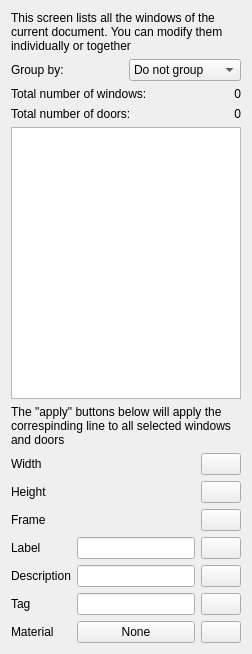
Above: dialogWindows.ui from yorikvanhavre/BIM_Workbench before the change. Below: the same form after it.
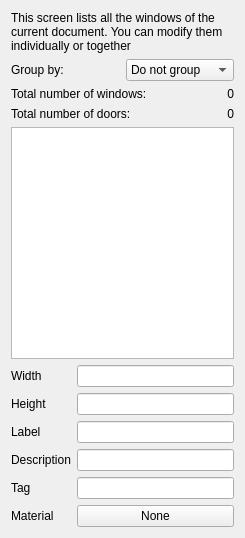
That is the form after the change. Icons and pictures are not drawn. Custom widgets are drawn as their Qt base class.

Commit message: Implemented window manager

```diff
--- a/dialogWindows.ui
+++ b/dialogWindows.ui
@@ -6,8 +6,8 @@
    <rect>
     <x>0</x>
     <y>0</y>
-    <width>252</width>
-    <height>654</height>
+    <width>245</width>
+    <height>538</height>
    </rect>
   </property>
   <property name="windowTitle">
@@ -118,25 +118,29 @@
     </layout>
    </item>
    <item>
-    <widget class="QTreeWidget" name="treeWidget">
+    <widget class="QTreeWidget" name="windows">
+     <property name="selectionMode">
+      <enum>QAbstractItemView::ExtendedSelection</enum>
+     </property>
+     <property name="columnCount">
+      <number>2</number>
+     </property>
      <attribute name="headerVisible">
       <bool>false</bool>
      </attribute>
+     <attribute name="headerStretchLastSection">
+      <bool>false</bool>
+     </attribute>
      <column>
       <property name="text">
-       <string notr="true">1</string>
+       <string notr="true">Label</string>
       </property>
      </column>
-    </widget>
-   </item>
-   <item>
-    <widget class="QLabel" name="label_14">
-     <property name="text">
-      <string>The &quot;apply&quot; buttons below will apply the correspinding line to all selected windows and doors</string>
-     </property>
-     <property name="wordWrap">
-      <bool>true</bool>
-     </property>
+     <column>
+      <property name="text">
+       <string>Tag</string>
+      </property>
+     </column>
     </widget>
    </item>
    <item>
@@ -148,20 +152,13 @@
        </property>
       </widget>
      </item>
-     <item row="3" column="0">
+     <item row="2" column="0">
       <widget class="QLabel" name="label_5">
        <property name="text">
         <string>Label</string>
        </property>
       </widget>
      </item>
-     <item row="2" column="1">
-      <widget class="Gui::QuantitySpinBox" name="quantitySpinBox_3">
-       <property name="unit" stdset="0">
-        <string notr="true"/>
-       </property>
-      </widget>
-     </item>
      <item row="1" column="0">
       <widget class="QLabel" name="label_4">
        <property name="text">
@@ -169,50 +166,33 @@
        </property>
       </widget>
      </item>
-     <item row="6" column="0">
+     <item row="5" column="0">
       <widget class="QLabel" name="label_8">
        <property name="text">
         <string>Material</string>
        </property>
       </widget>
      </item>
-     <item row="4" column="0">
+     <item row="3" column="0">
       <widget class="QLabel" name="label_6">
        <property name="text">
         <string>Description</string>
        </property>
       </widget>
      </item>
-     <item row="5" column="0">
+     <item row="4" column="0">
       <widget class="QLabel" name="label_7">
        <property name="text">
         <string>Tag</string>
        </property>
       </widget>
      </item>
-     <item row="6" column="1">
-      <widget class="QPushButton" name="pushButton">
-       <property name="text">
-        <string>None</string>
-       </property>
-      </widget>
-     </item>
-     <item row="0" column="1">
-      <widget class="Gui::QuantitySpinBox" name="quantitySpinBox">
-       <property name="unit" stdset="0">
-        <string notr="true"/>
-       </property>
-      </widget>
-     </item>
-     <item row="1" column="1">
-      <widget class="Gui::QuantitySpinBox" name="quantitySpinBox_2">
-       <property name="unit" stdset="0">
-        <string notr="true"/>
-       </property>
-      </widget>
-     </item>
      <item row="5" column="1">
-      <widget class="QLineEdit" name="lineEdit"/>
+      <widget class="QPushButton" name="windowMaterial">
+       <property name="text">
+        <string>None</string>
+       </property>
+      </widget>
      </item>
      <item row="4" column="1">
       <widget class="QLineEdit" name="lineEdit_2"/>
@@ -220,80 +200,23 @@
      <item row="3" column="1">
       <widget class="QLineEdit" name="lineEdit_3"/>
      </item>
-     <item row="2" column="0">
-      <widget class="QLabel" name="label_13">
-       <property name="text">
-        <string>Frame</string>
-       </property>
-      </widget>
+     <item row="2" column="1">
+      <widget class="QLineEdit" name="windowLabel"/>
      </item>
-     <item row="0" column="2">
-      <widget class="QPushButton" name="pushButton_2">
-       <property name="text">
-        <string/>
+     <item row="0" column="1">
+      <widget class="Gui::InputField" name="windowWidth">
+       <property name="unit" stdset="0">
+        <string notr="true"/>
        </property>
        <property name="icon">
         <iconset theme="dialog-apply"/>
        </property>
       </widget>
      </item>
-     <item row="1" column="2">
-      <widget class="QPushButton" name="pushButton_3">
-       <property name="text">
-        <string/>
-       </property>
-       <property name="icon">
-        <iconset theme="dialog-apply"/>
-       </property>
-      </widget>
-     </item>
-     <item row="2" column="2">
-      <widget class="QPushButton" name="pushButton_4">
-       <property name="text">
-        <string/>
-       </property>
-       <property name="icon">
-        <iconset theme="dialog-apply"/>
-       </property>
-      </widget>
-     </item>
-     <item row="3" column="2">
-      <widget class="QPushButton" name="pushButton_5">
-       <property name="text">
-        <string/>
-       </property>
-       <property name="icon">
-        <iconset theme="dialog-apply"/>
-       </property>
-      </widget>
-     </item>
-     <item row="4" column="2">
-      <widget class="QPushButton" name="pushButton_6">
-       <property name="text">
-        <string/>
-       </property>
-       <property name="icon">
-        <iconset theme="dialog-apply"/>
-       </property>
-      </widget>
-     </item>
-     <item row="5" column="2">
-      <widget class="QPushButton" name="pushButton_7">
-       <property name="text">
-        <string/>
-       </property>
-       <property name="icon">
-        <iconset theme="dialog-apply"/>
-       </property>
-      </widget>
-     </item>
-     <item row="6" column="2">
-      <widget class="QPushButton" name="pushButton_8">
-       <property name="text">
-        <string/>
-       </property>
-       <property name="icon">
-        <iconset theme="dialog-apply"/>
+     <item row="1" column="1">
+      <widget class="Gui::InputField" name="windowHeight">
+       <property name="unit" stdset="0">
+        <string notr="true"/>
        </property>
       </widget>
      </item>
@@ -303,9 +226,9 @@
  </widget>
  <customwidgets>
   <customwidget>
-   <class>Gui::QuantitySpinBox</class>
-   <extends>QWidget</extends>
-   <header>Gui/QuantitySpinBox.h</header>
+   <class>Gui::InputField</class>
+   <extends>QLineEdit</extends>
+   <header>Gui/InputField.h</header>
   </customwidget>
  </customwidgets>
  <resources/>
```
Left out of the diff: 33 changed lines with no effect on the pictures. The commit also changes 3 other files.
